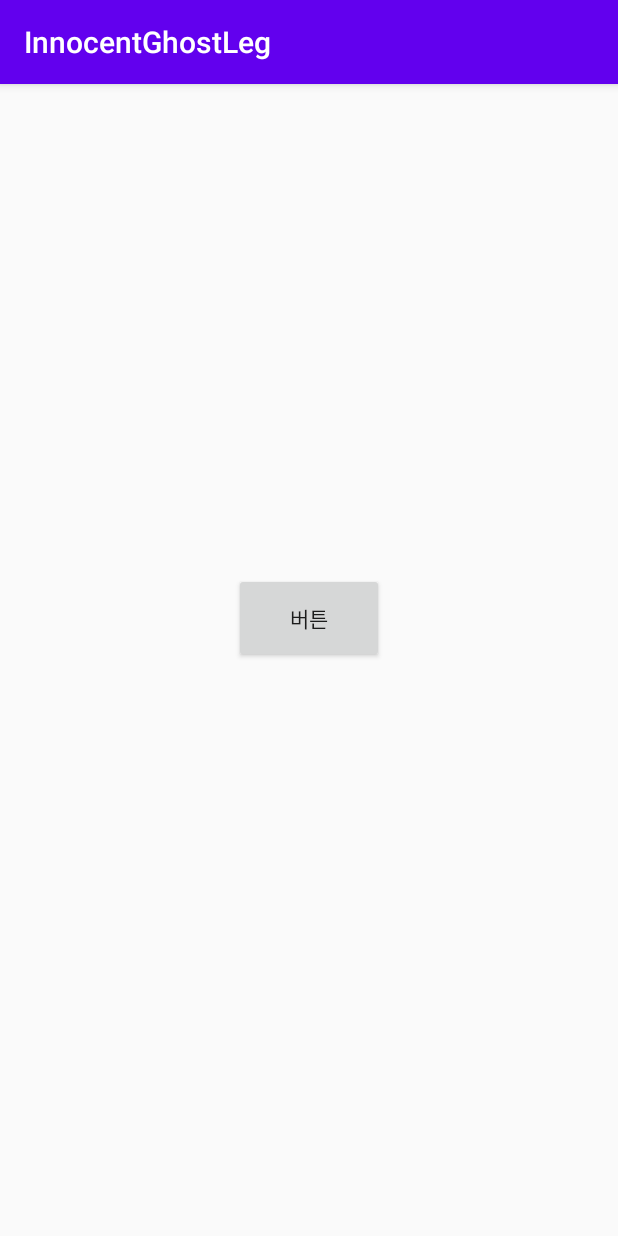
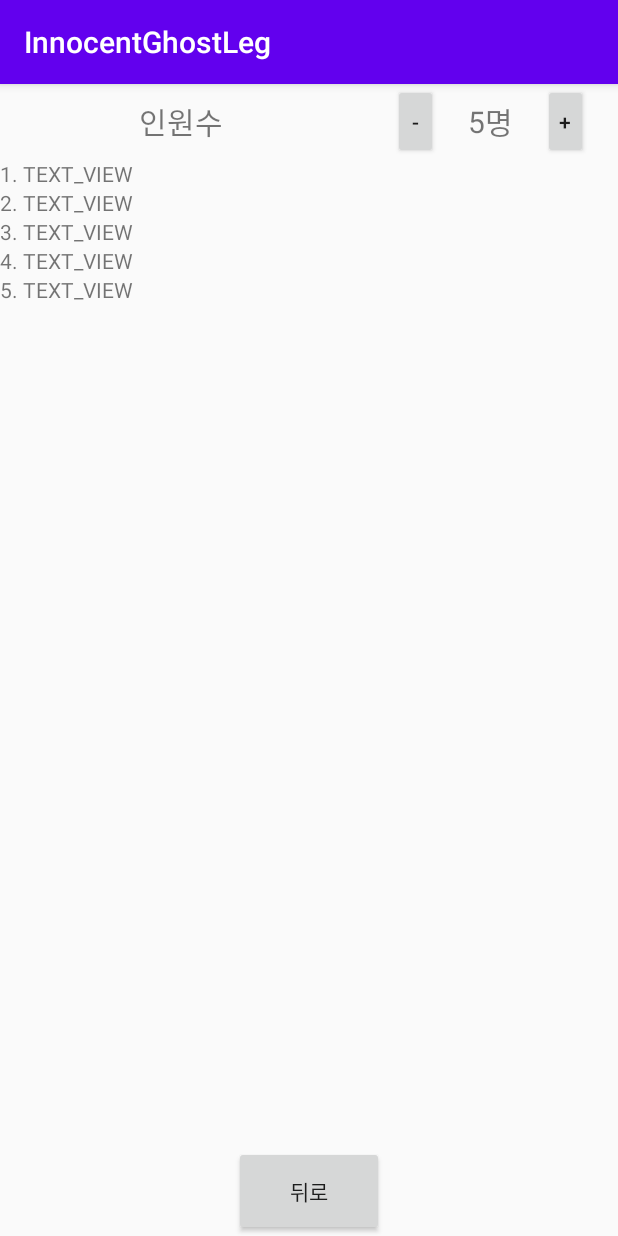
Before and after one commit to cherrypicker1113/InnocentGhostLeg, an Android app: the HrgwonActivity screen opened directly, with no data from a screen before it, on a phone screen of 412 x 824 dp. Run offline under Robolectric (Android 15) with nearby library versions, the phone set to English and light mode, and no system bars.

Commit message:
issue-13 + , - 버튼 추가 및 이벤트 연결 동적 TextView 추가

```diff
--- a/app/src/main/java/com/innocent/ghostleg/HrgwonActivity.kt
+++ b/app/src/main/java/com/innocent/ghostleg/HrgwonActivity.kt
@@ -1,19 +1,62 @@
 package com.innocent.ghostleg
 import android.support.v7.app.AppCompatActivity
 import android.os.Bundle
+import android.widget.TextView
 import com.innocent.ghostleg.databinding.ActivityHrgwonBinding
 
 class HrgwonActivity : AppCompatActivity() {
     private lateinit var binding: ActivityHrgwonBinding
+    private val maxNumber: Int = 20
+    private var num: Int = 5
+    private val textList: ArrayList<TextView> = arrayListOf()
 
     override fun onCreate(savedInstanceState: Bundle?) {
         super.onCreate(savedInstanceState)
         binding = ActivityHrgwonBinding.inflate(layoutInflater)
 
-        binding.btn.setOnClickListener {
+        binding.btnBack.setOnClickListener {
             finish()
+        }
+
+        num = Integer.parseInt(binding.tvNum.text.toString())
+        for(i in 0 until num) {
+            addTextView()
+        }
+
+        binding.btnDecrease.setOnClickListener {
+            println("num은 $num , textList size는 $textList.size")
+            if (checkValid(num - 1)) {
+                updateNumber(num - 1)
+                binding.textListLinearLayout.removeView(textList.last());
+                textList.remove(textList.last())
+            }
+        }
+
+        binding.btnIncrease.setOnClickListener {
+            println("num은 $num , textList size는 $textList.size")
+            if (checkValid(num + 1)) {
+                updateNumber(num + 1)
+                addTextView()
+            }
         }
 
         setContentView(binding.root)
     }
+
+    private fun addTextView() {
+        val textView = TextView(this)
+        textList.add(textView);
+        textView.text = "${textList.lastIndex + 1}. TEXT_VIEW"
+        binding.textListLinearLayout.addView(textView)
+
+    }
+
+    private fun updateNumber(value: Int) {
+        num = value
+        binding.tvNum.text = num.toString()
+    }
+
+    private fun checkValid(value: Int): Boolean {
+        return value in 1 until maxNumber + 1;
+    }
 }
--- a/app/src/main/res/layout/activity_hrgwon.xml
+++ b/app/src/main/res/layout/activity_hrgwon.xml
@@ -1,20 +1,91 @@
 <?xml version="1.0" encoding="utf-8"?>
-<RelativeLayout
+<LinearLayout
     xmlns:android="http://schemas.android.com/apk/res/android"
     xmlns:app="http://schemas.android.com/apk/res-auto"
     xmlns:tools="http://schemas.android.com/tools"
     android:layout_width="match_parent"
     android:layout_height="match_parent"
-    tools:context=".HrgwonActivity">
+    tools:context=".HrgwonActivity"
+    android:layout_margin="30dp"
+    android:orientation="vertical">
+
+    <LinearLayout
+        android:layout_width="match_parent"
+        android:layout_height="50dp"
+        android:paddingHorizontal="30dp"
+        android:orientation="horizontal">
+
+        <TextView
+            android:layout_width="0dp"
+            android:layout_height="match_parent"
+            android:layout_weight="1"
+            android:text="인원수"
+            android:textSize="20sp"
+            android:gravity="center"
+            />
+
+        <LinearLayout
+            android:layout_width="wrap_content"
+            android:layout_height="match_parent"
+            android:orientation="horizontal"
+            android:gravity="center"
+            >
+
+            <Button
+                android:id="@+id/btnDecrease"
+                android:layout_width="30dp"
+                android:layout_height="match_parent"
+                android:layout_gravity="left"
+                android:layout_marginHorizontal="20dp"
+                android:text="-"
+                />
+
+            <TextView
+                android:id="@+id/tvNum"
+                android:layout_width="wrap_content"
+                android:layout_height="match_parent"
+                android:text="5"
+                android:gravity="center"
+                android:textSize="20sp"
+                android:background="@android:color/transparent"
+                />
+
+            <TextView
+                android:layout_width="wrap_content"
+                android:layout_height="match_parent"
+                android:text="명"
+                android:textSize="20sp"
+                android:gravity="center"
+                />
+
+            <Button
+                android:id="@+id/btnIncrease"
+                android:layout_width="30dp"
+                android:layout_height="match_parent"
+                android:layout_marginHorizontal="20dp"
+                android:text="+"
+                />
+
+        </LinearLayout>
+
+    </LinearLayout>
+
+    <LinearLayout
+        android:id="@+id/textListLinearLayout"
+        android:layout_width="match_parent"
+        android:layout_height="0dp"
+        android:layout_weight="1"
+        android:orientation="vertical"/>
 
     <Button
-        android:id="@+id/btn"
+        android:id="@+id/btnBack"
+        android:layout_gravity="center_horizontal"
         android:layout_width="wrap_content"
         android:layout_height="wrap_content"
         android:layout_centerInParent="true"
         android:width="100dp"
         android:height="60dp"
-        android:text="버튼"
+        android:text="뒤로"
         />
 
-</RelativeLayout>
+</LinearLayout>
--- a/app/src/main/res/values-night/themes.xml
+++ b/app/src/main/res/values-night/themes.xml
@@ -9,5 +9,6 @@
         <!-- 상태바 투명 -->
         <item name="android:windowTranslucentStatus" tools:targetApi="kitkat">true</item>
         <item name="android:windowTranslucentNavigation" tools:targetApi="kitkat">true</item>
+        <item name="android:fitsSystemWindows">true</item>
     </style>
 </resources>
--- a/app/src/main/res/values/themes.xml
+++ b/app/src/main/res/values/themes.xml
@@ -9,5 +9,6 @@
         <!-- 상태바 투명 -->
         <item name="android:windowTranslucentStatus" tools:targetApi="kitkat">true</item>
         <item name="android:windowTranslucentNavigation" tools:targetApi="kitkat">true</item>
+        <item name="android:fitsSystemWindows">true</item>
     </style>
 </resources>
```
